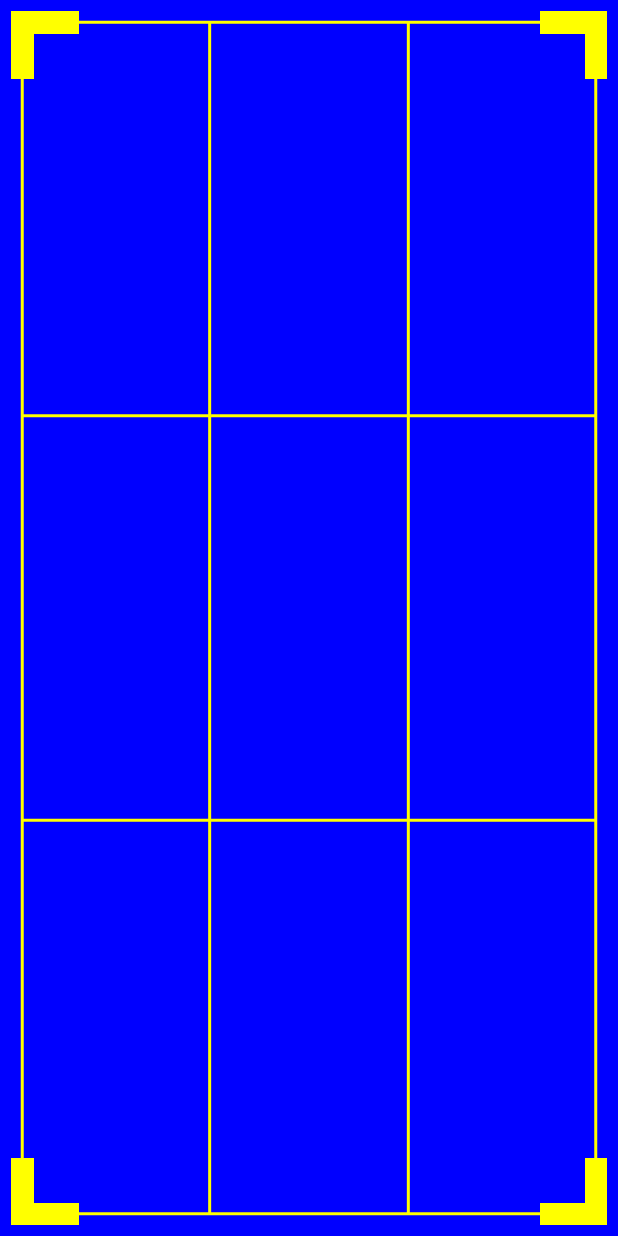
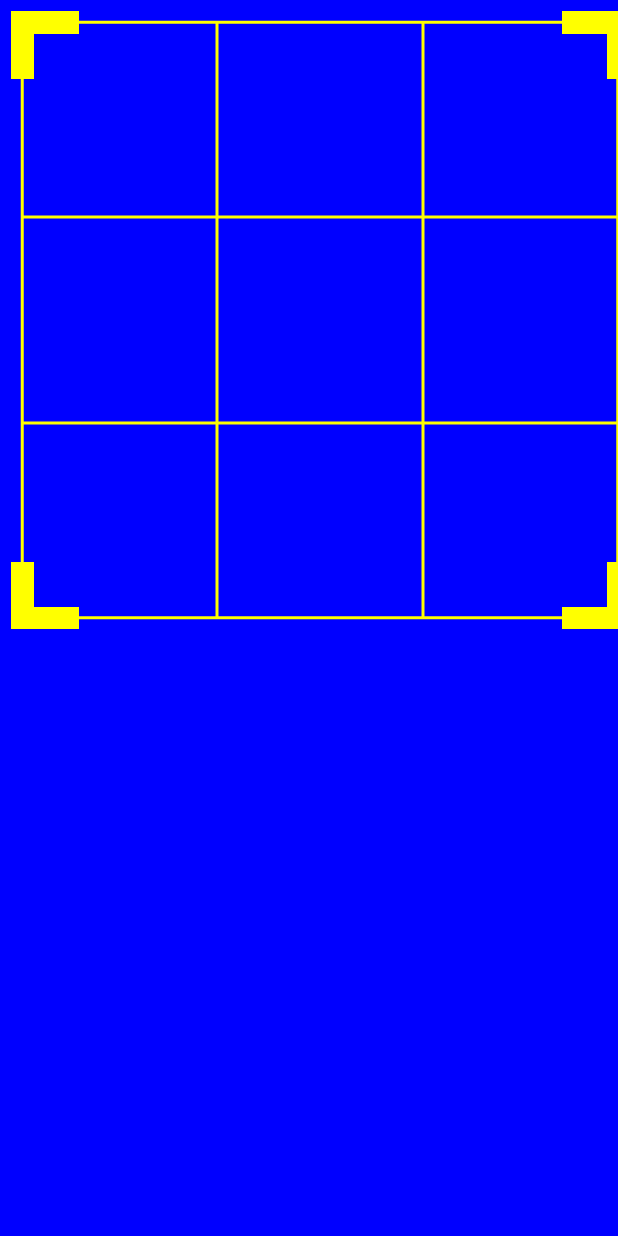
Before and after one commit to songnick/Mincy, an Android app built with Jetpack Compose: the composable CropWindow shown on its own in the app's theme, on a phone screen of 412 x 824 dp. Run offline under Robolectric (Android 15) with nearby library versions, the phone set to English and light mode, and no system bars.

Commit message:
add rect

```diff
--- a/app/src/main/java/com/songnick/mincy/compose/custom/CropWindow.kt
+++ b/app/src/main/java/com/songnick/mincy/compose/custom/CropWindow.kt
@@ -36,9 +36,6 @@ fun CropWindow(cornerWidth:Dp = 15.dp, lineWidth:Dp = 2.dp, aspectRatio:Float =
         var cropRect by remember {
             mutableStateOf(Rect())
         }
-        var leftDrag by remember {
-          mutableStateOf(false)
-        }
         val cornerLineWidth = with(LocalDensity.current){
             cornerWidth.toPx()
         }
@@ -46,15 +43,7 @@ fun CropWindow(cornerWidth:Dp = 15.dp, lineWidth:Dp = 2.dp, aspectRatio:Float =
         val stroke = with(LocalDensity.current){
             lineWidth.toPx()
         }
-        val canvasWidth = maxWidth-20.dp
-        val canvasHeight = maxHeight - 20.dp
-        var deltaWidth by remember {
-            mutableStateOf(0.dp)
-        }
-        var deltaHeight by remember {
-            mutableStateOf(0.dp)
-        }
-        Log.i("TAG", " canvas width: $canvasWidth + height: $canvasHeight")
+
         Surface(modifier = Modifier
             .fillMaxWidth()
             .fillMaxHeight()
@@ -68,14 +57,15 @@ fun CropWindow(cornerWidth:Dp = 15.dp, lineWidth:Dp = 2.dp, aspectRatio:Float =
             },
             color = Color.Blue
         ) {
-            var width by remember {
-                mutableStateOf(maxWidth + deltaWidth)
+            val width = LocalDensity.current.run {
+                maxWidth.toPx()
             }
-            val height = maxWidth/aspectRatio
-            Log.i(Tag.TAG, " current size width: $width + height: $height")
+            val height = LocalDensity.current.run {
+                (maxWidth/aspectRatio).toPx()
+            }
+            cropRect.set(0, 0,width.toInt(), height.toInt())
+            Log.i(Tag.TAG, " current size + height: $height")
             Canvas(modifier = Modifier
-                .width(100.dp)
-                .height(200.dp)
                 .padding(cornerWidth / 2)
             ){
 
@@ -83,37 +73,37 @@ fun CropWindow(cornerWidth:Dp = 15.dp, lineWidth:Dp = 2.dp, aspectRatio:Float =
                 //vertical grid
                 drawLine(
                     color= Color.Yellow,
-                    start = Offset(cornerLineWidth/2, size.height/3f),
-                    end = Offset(size.width-cornerLineWidth/2 , size.height/3f),
+                    start = Offset(cornerLineWidth/2, cropRect.height()/3f),
+                    end = Offset(cropRect.width()-cornerLineWidth/2 , cropRect.height()/3f),
                     strokeWidth = stroke
                 )
                 drawLine(
                     color= Color.Yellow,
-                    start = Offset(cornerLineWidth/2, size.height/3f*2),
-                    end = Offset(size.width-cornerLineWidth/2, size.height/3f*2),
+                    start = Offset(cornerLineWidth/2, cropRect.height()/3f*2),
+                    end = Offset(cropRect.width()-cornerLineWidth/2, cropRect.height()/3f*2),
                     strokeWidth = stroke
                 )
                 //horizontal grid
                 drawLine(
                     color= Color.Yellow,
-                    start = Offset(size.width/3f, cornerLineWidth/2),
-                    end = Offset(size.width/3f, size.height-cornerLineWidth/2),
+                    start = Offset(cropRect.width()/3f, cornerLineWidth/2),
+                    end = Offset(cropRect.width()/3f, cropRect.height()-cornerLineWidth/2),
                     strokeWidth = stroke
                 )
                 drawLine(
                     color= Color.Yellow,
-                    start = Offset(size.width/3f*2,cornerLineWidth/2 ),
-                    end = Offset(size.width/3f*2, size.height-cornerLineWidth/2),
+                    start = Offset(cropRect.width()/3f*2,cornerLineWidth/2 ),
+                    end = Offset(cropRect.width()/3f*2, cropRect.height()-cornerLineWidth/2),
                     strokeWidth = stroke
                 )
                 val pointList = listOf(
                     Offset(cornerLineWidth/2, cornerLineWidth/2),
-                    Offset(size.width-cornerLineWidth/2, cornerLineWidth/2),
-                    Offset(size.width-cornerLineWidth/2, cornerLineWidth/2),
-                    Offset(size.width-cornerLineWidth/2, size.height-cornerLineWidth/2),
-                    Offset(size.width-cornerLineWidth/2, size.height-cornerLineWidth/2),
-                    Offset(cornerLineWidth/2, size.height-cornerLineWidth/2),
-                    Offset(cornerLineWidth/2, size.height-cornerLineWidth/2),
+                    Offset(cropRect.width()-cornerLineWidth/2, cornerLineWidth/2),
+                    Offset(cropRect.width()-cornerLineWidth/2, cornerLineWidth/2),
+                    Offset(cropRect.width()-cornerLineWidth/2, cropRect.height()-cornerLineWidth/2),
+                    Offset(cropRect.width()-cornerLineWidth/2, cropRect.height()-cornerLineWidth/2),
+                    Offset(cornerLineWidth/2, cropRect.height()-cornerLineWidth/2),
+                    Offset(cornerLineWidth/2, cropRect.height()-cornerLineWidth/2),
                     Offset(cornerLineWidth/2, cornerLineWidth/2)
                 )
                 //image crop line
@@ -127,27 +117,27 @@ fun CropWindow(cornerWidth:Dp = 15.dp, lineWidth:Dp = 2.dp, aspectRatio:Float =
                 clipRect(
                     left = cornerLineWidth,
                     top = cornerLineWidth,
-                    right = size.width - cornerLineWidth,
-                    bottom = size.height - cornerLineWidth,
+                    right = cropRect.width() - cornerLineWidth,
+                    bottom = cropRect.height() - cornerLineWidth,
                     clipOp = ClipOp.Difference
                 ){
                     clipRect(
                         left = cornerLineWidth*3,
                         top = 0f,
-                        right = size.width - 3*cornerLineWidth,
-                        bottom = size.height,
+                        right = cropRect.width() - 3*cornerLineWidth,
+                        bottom = cropRect.height().toFloat(),
                         clipOp = ClipOp.Difference
                     ){
                         clipRect(
                             left = 0f,
                             top = cornerLineWidth*3f,
-                            right = size.width,
-                            bottom = size.height-3*cornerLineWidth,
+                            right = cropRect.width().toFloat(),
+                            bottom = cropRect.height()-3*cornerLineWidth,
                             clipOp = ClipOp.Difference
                         ){
                             drawRect(color = Color.Yellow,
                                 topLeft = Offset(0f, 0f),
-                                size = Size(width = size.width, height = size.height)
+                                size = Size(width = cropRect.width().toFloat(), height = cropRect.height().toFloat())
                             )
                         }
                     }
@@ -157,25 +147,26 @@ fun CropWindow(cornerWidth:Dp = 15.dp, lineWidth:Dp = 2.dp, aspectRatio:Float =
     }
 }
 
-@Stable
-fun Modifier.test(){
-
-}
-
 @Preview
 @Composable
 fun PreViewD(){
     MaterialTheme {
-        Surface(Modifier.fillMaxHeight().fillMaxWidth(), color=Color.Yellow) {
-            Canvas(modifier = Modifier.width(100.dp).height(100.dp)){
-                drawLine(
-                    color= Color.Yellow,
-                    start = Offset(10f/2, size.height/3f),
-                    end = Offset(size.width-10f/2 , size.height/3f),
-                    strokeWidth = 5f
-                )
-                drawRoundRect(Color.Red, Offset(0f, 0f), Size(size.width, size.height))
-            }
-        }
+        CropWindow()
+//        Surface(
+//            Modifier
+//                .fillMaxHeight()
+//                .fillMaxWidth(), color=Color.Yellow) {
+//            Canvas(modifier = Modifier
+//                .width(100.dp)
+//                .height(100.dp)){
+//                drawLine(
+//                    color= Color.Yellow,
+//                    start = Offset(10f/2, size.height/3f),
+//                    end = Offset(size.width-10f/2 , size.height/3f),
+//                    strokeWidth = 5f
+//                )
+//                drawRoundRect(Color.Red, Offset(0f, 0f), Size(size.width, size.height))
+//            }
+//        }
     }
 }
```
Also changed, not shown: app/src/main/java/com/songnick/mincy/compose/ui/CropLayout.kt (added, +107 -0 lines), app/src/main/java/com/songnick/mincy/data/ThumbnailDelegate.kt (added, +19 -0 lines).
